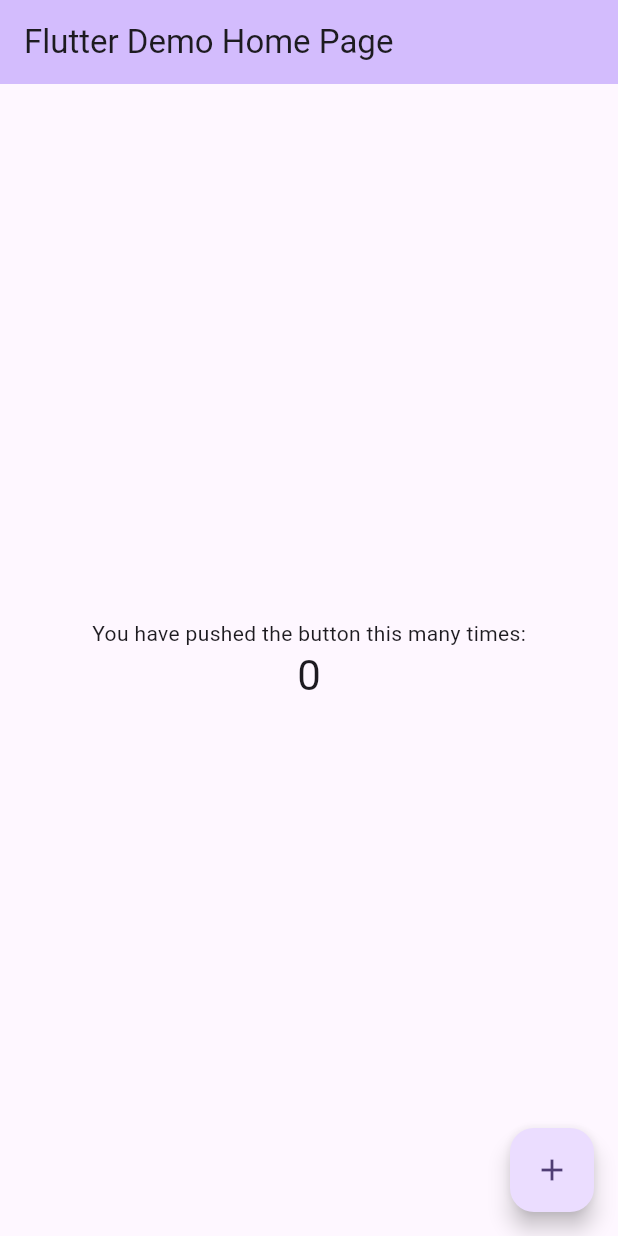
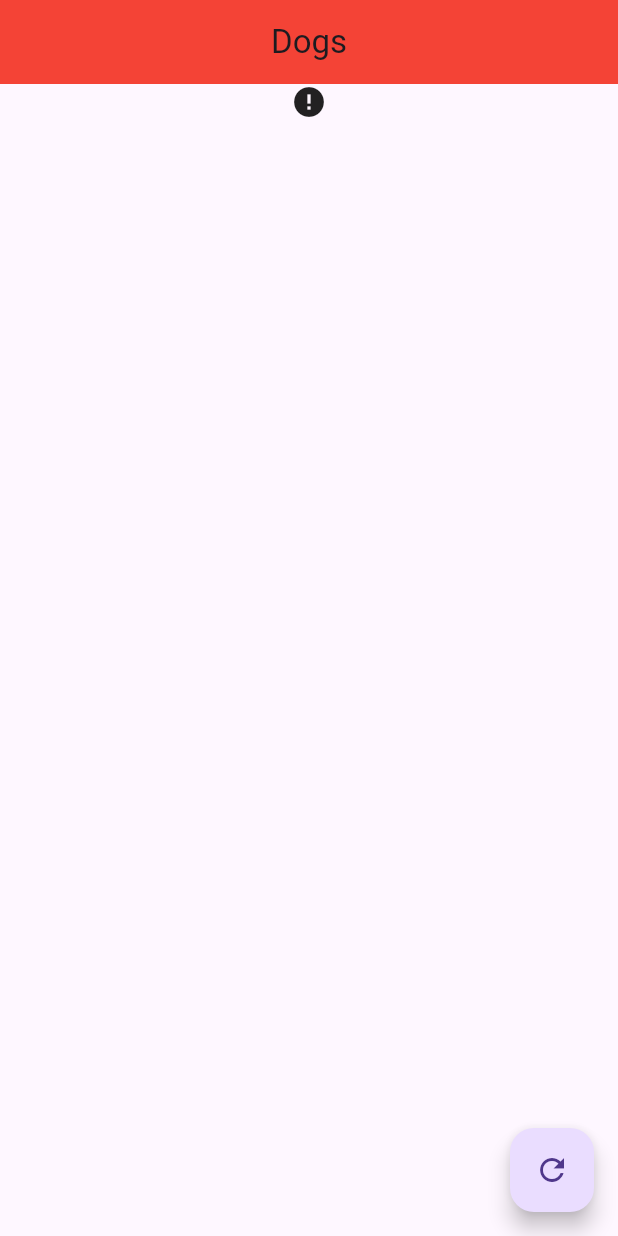
Before and after one commit to DanielZiborov/work_with_bloc, a Flutter app: the screen it shows after launch, on a phone screen of 412 x 824 dp. Run offline on Flutter 3.47's test engine with Material 3 defaults, Android fonts, the phone set to English and light mode, and no system bars; our stand-ins replace dio; network calls fail.

Commit message:
начало создания экранов

```diff
--- a/lib/main.dart
+++ b/lib/main.dart
@@ -1,4 +1,5 @@
 import 'package:flutter/material.dart';
+import 'package:work_with_bloc/moduls/dogs/screens/dogs_screen.dart';
 
 void main() {
   runApp(const MyApp());
@@ -7,119 +8,11 @@
 class MyApp extends StatelessWidget {
   const MyApp({super.key});
 
-  // This widget is the root of your application.
   @override
   Widget build(BuildContext context) {
-    return MaterialApp(
+    return  const MaterialApp(
       title: 'Flutter Demo',
-      theme: ThemeData(
-        // This is the theme of your application.
-        //
-        // TRY THIS: Try running your application with "flutter run". You'll see
-        // the application has a purple toolbar. Then, without quitting the app,
-        // try changing the seedColor in the colorScheme below to Colors.green
-        // and then invoke "hot reload" (save your changes or press the "hot
-        // reload" button in a Flutter-supported IDE, or press "r" if you used
-        // the command line to start the app).
-        //
-        // Notice that the counter didn't reset back to zero; the application
-        // state is not lost during the reload. To reset the state, use hot
-        // restart instead.
-        //
-        // This works for code too, not just values: Most code changes can be
-        // tested with just a hot reload.
-        colorScheme: ColorScheme.fromSeed(seedColor: Colors.deepPurple),
-        useMaterial3: true,
-      ),
-      home: const MyHomePage(title: 'Flutter Demo Home Page'),
+      home: DogsScreen(),
     );
   }
 }
-
-class MyHomePage extends StatefulWidget {
-  const MyHomePage({super.key, required this.title});
-
-  // This widget is the home page of your application. It is stateful, meaning
-  // that it has a State object (defined below) that contains fields that affect
-  // how it looks.
-
-  // This class is the configuration for the state. It holds the values (in this
-  // case the title) provided by the parent (in this case the App widget) and
-  // used by the build method of the State. Fields in a Widget subclass are
-  // always marked "final".
-
-  final String title;
-
-  @override
-  State<MyHomePage> createState() => _MyHomePageState();
-}
-
-class _MyHomePageState extends State<MyHomePage> {
-  int _counter = 0;
-
-  void _incrementCounter() {
-    setState(() {
-      // This call to setState tells the Flutter framework that something has
-      // changed in this State, which causes it to rerun the build method below
-      // so that the display can reflect the updated values. If we changed
-      // _counter without calling setState(), then the build method would not be
-      // called again, and so nothing would appear to happen.
-      _counter++;
-    });
-  }
-
-  @override
-  Widget build(BuildContext context) {
-    // This method is rerun every time setState is called, for instance as done
-    // by the _incrementCounter method above.
-    //
-    // The Flutter framework has been optimized to make rerunning build methods
-    // fast, so that you can just rebuild anything that needs updating rather
-    // than having to individually change instances of widgets.
-    return Scaffold(
-      appBar: AppBar(
-        // TRY THIS: Try changing the color here to a specific color (to
-        // Colors.amber, perhaps?) and trigger a hot reload to see the AppBar
-        // change color while the other colors stay the same.
-        backgroundColor: Theme.of(context).colorScheme.inversePrimary,
-        // Here we take the value from the MyHomePage object that was created by
-        // the App.build method, and use it to set our appbar title.
-        title: Text(widget.title),
-      ),
-      body: Center(
-        // Center is a layout widget. It takes a single child and positions it
-        // in the middle of the parent.
-        child: Column(
-          // Column is also a layout widget. It takes a list of children and
-          // arranges them vertically. By default, it sizes itself to fit its
-          // children horizontally, and tries to be as tall as its parent.
-          //
-          // Column has various properties to control how it sizes itself and
-          // how it positions its children. Here we use mainAxisAlignment to
-          // center the children vertically; the main axis here is the vertical
-          // axis because Columns are vertical (the cross axis would be
-          // horizontal).
-          //
-          // TRY THIS: Invoke "debug painting" (choose the "Toggle Debug Paint"
-          // action in the IDE, or press "p" in the console), to see the
-          // wireframe for each widget.
-          mainAxisAlignment: MainAxisAlignment.center,
-          children: <Widget>[
-            const Text(
-              'You have pushed the button this many times:',
-            ),
-            Text(
-              '$_counter',
-              style: Theme.of(context).textTheme.headlineMedium,
-            ),
-          ],
-        ),
-      ),
-      floatingActionButton: FloatingActionButton(
-        onPressed: _incrementCounter,
-        tooltip: 'Increment',
-        child: const Icon(Icons.add),
-      ), // This trailing comma makes auto-formatting nicer for build methods.
-    );
-  }
-}
--- /dev/null
+++ b/lib/moduls/dogs/screens/dogs_screen.dart
@@ -0,0 +1,31 @@
+import 'package:flutter/material.dart';
+
+class DogsScreen extends StatelessWidget {
+  const DogsScreen({super.key});
+
+  @override
+  Widget build(BuildContext context) {
+    return Scaffold(
+      floatingActionButton: FloatingActionButton(
+        onPressed: () {},
+        child: const Icon(Icons.refresh),
+      ),
+      appBar: AppBar(
+        title: const Text("Dogs"),
+        centerTitle: true,
+        backgroundColor: Colors.red,
+      ),
+      body: Center(
+        child: Column(
+          children: [
+            Image.network(
+              "",
+              errorBuilder: (context, error, stackTrace) =>
+                  const Icon(Icons.error),
+            )
+          ],
+        ),
+      ),
+    );
+  }
+}
```
